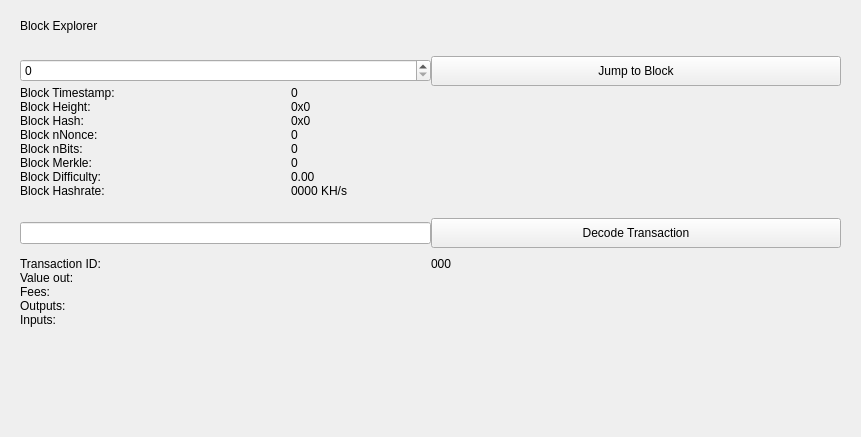
Old version of the form src/qt/forms/blockbrowser.ui in the repository Quadmium/DopeCoinV3.
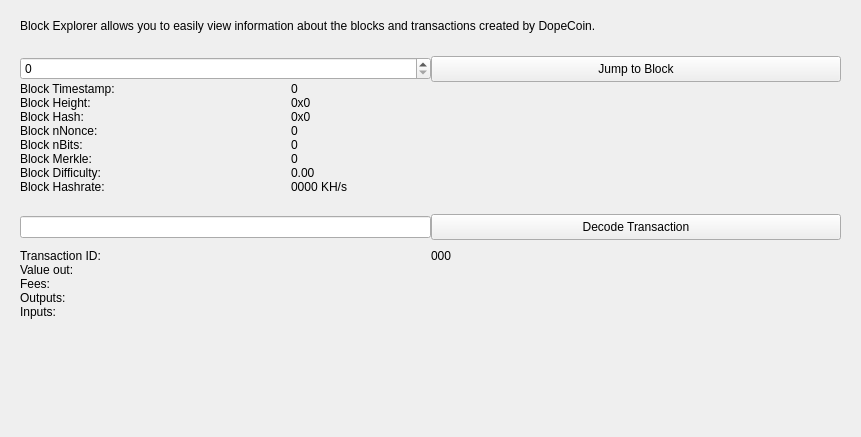
New version of the form.

Patch:
```diff
--- a/src/qt/forms/blockbrowser.ui
+++ b/src/qt/forms/blockbrowser.ui
@@ -44,7 +44,7 @@
       <item>
        <widget class="QLabel" name="blockHeader">
         <property name="text">
-         <string>Block Explorer </string>
+         <string>Block Explorer allows you to easily view information about the blocks and transactions created by DopeCoin.</string>
         </property>
        </widget>
       </item>
@@ -227,7 +227,7 @@
         <property name="minimumSize">
          <size>
           <width>0</width>
-          <height>30</height>
+          <height>26</height>
          </size>
         </property>
         <property name="text">
@@ -287,7 +287,7 @@
         <property name="minimumSize">
          <size>
           <width>0</width>
-          <height>30</height>
+          <height>26</height>
          </size>
         </property>
         <property name="text">
```
Left out of the diff: 41 changed lines with no effect on the pictures.
